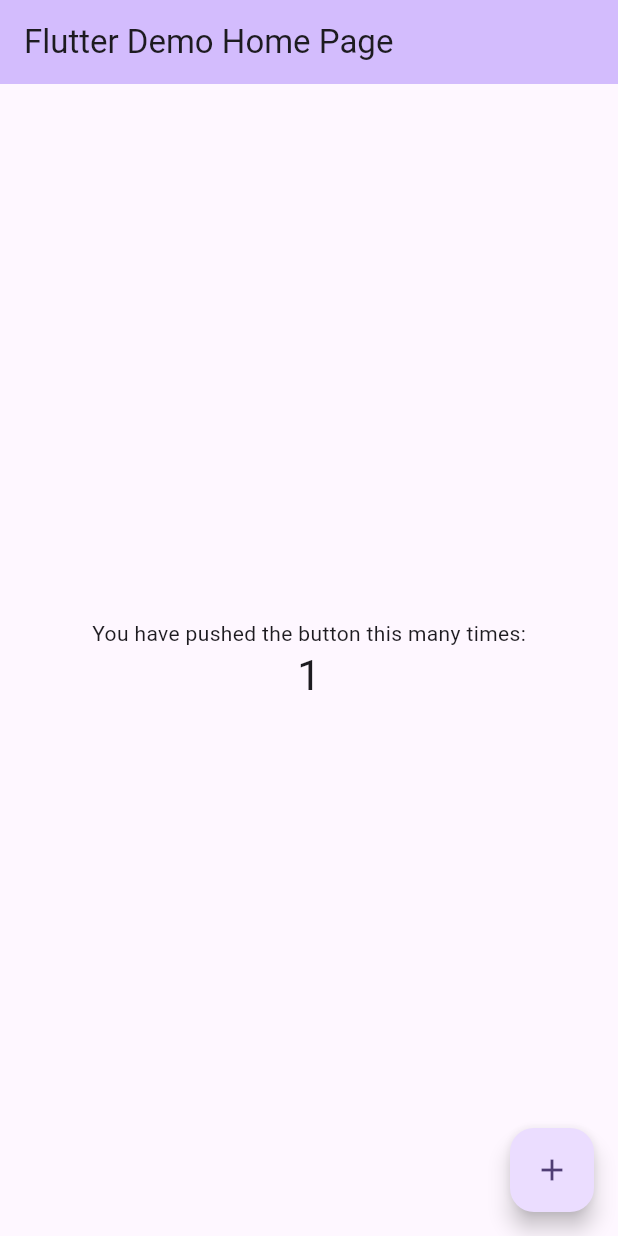
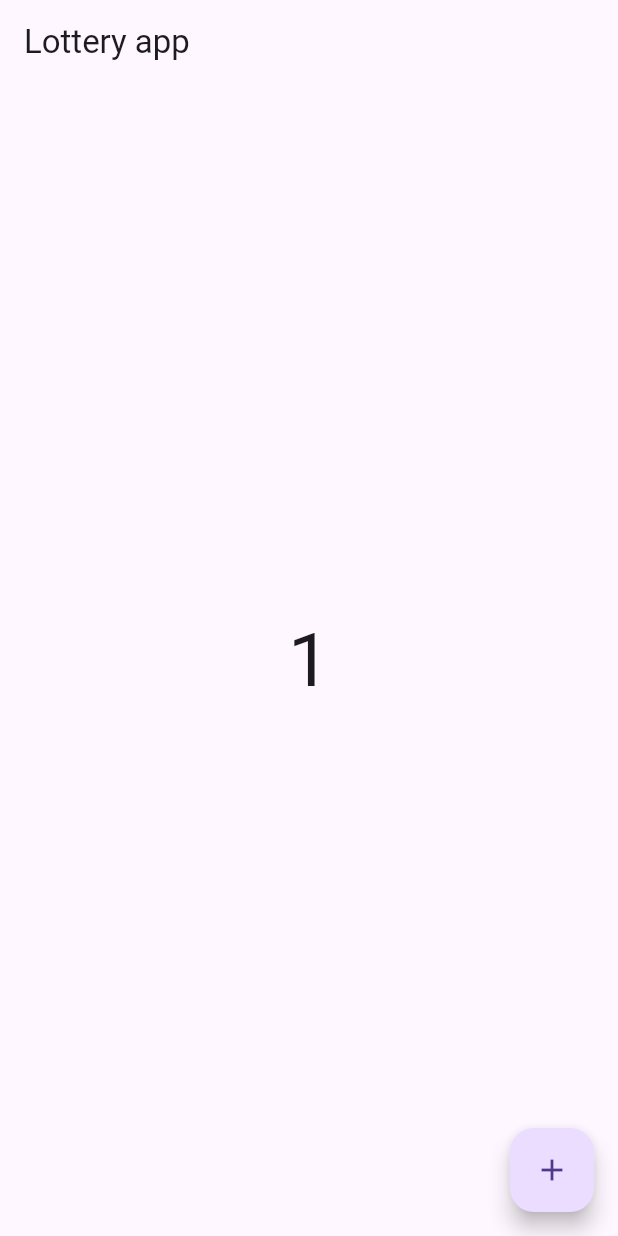
Before and after one commit to Abasalat/lottery_app_ch3, a Flutter app: the screen it shows after launch, after a tap on the "add" icon, on a phone screen of 412 x 824 dp. Run offline on Flutter 3.47's test engine with Material 3 defaults, Android fonts, the phone set to English and light mode, and no system bars.

Commit message:
statefull widget

```diff
--- a/lib/main.dart
+++ b/lib/main.dart
@@ -1,122 +1,40 @@
 import 'package:flutter/material.dart';
 
 void main() {
-  runApp(const MyApp());
+  runApp(Myapp());
 }
 
-class MyApp extends StatelessWidget {
-  const MyApp({super.key});
+class Myapp extends StatefulWidget {
+  const Myapp({super.key});
 
-  // This widget is the root of your application.
+  @override
+  State<Myapp> createState() => _MyWidgetState();
+}
+
+class _MyWidgetState extends State<Myapp> {
+  int x = 0;
+
   @override
   Widget build(BuildContext context) {
+    print('rebuild');
     return MaterialApp(
-      title: 'Flutter Demo',
-      theme: ThemeData(
-        // This is the theme of your application.
-        //
-        // TRY THIS: Try running your application with "flutter run". You'll see
-        // the application has a purple toolbar. Then, without quitting the app,
-        // try changing the seedColor in the colorScheme below to Colors.green
-        // and then invoke "hot reload" (save your changes or press the "hot
-        // reload" button in a Flutter-supported IDE, or press "r" if you used
-        // the command line to start the app).
-        //
-        // Notice that the counter didn't reset back to zero; the application
-        // state is not lost during the reload. To reset the state, use hot
-        // restart instead.
-        //
-        // This works for code too, not just values: Most code changes can be
-        // tested with just a hot reload.
-        colorScheme: ColorScheme.fromSeed(seedColor: Colors.deepPurple),
+      home: Scaffold(
+        appBar: AppBar(title: Text("Lottery app")),
+        body: SafeArea(
+          child: Center(
+            child: Text(x.toString(), style: TextStyle(fontSize: 50)),
+          ),
+        ),
+        floatingActionButton: FloatingActionButton(
+          onPressed: () {
+            x++;
+            setState(() {});
+            print('tab');
+            print(x.toString());
+          },
+          child: Icon(Icons.add),
+        ),
       ),
-      home: const MyHomePage(title: 'Flutter Demo Home Page'),
     );
   }
 }
-
-class MyHomePage extends StatefulWidget {
-  const MyHomePage({super.key, required this.title});
-
-  // This widget is the home page of your application. It is stateful, meaning
-  // that it has a State object (defined below) that contains fields that affect
-  // how it looks.
-
-  // This class is the configuration for the state. It holds the values (in this
-  // case the title) provided by the parent (in this case the App widget) and
-  // used by the build method of the State. Fields in a Widget subclass are
-  // always marked "final".
-
-  final String title;
-
-  @override
-  State<MyHomePage> createState() => _MyHomePageState();
-}
-
-class _MyHomePageState extends State<MyHomePage> {
-  int _counter = 0;
-
-  void _incrementCounter() {
-    setState(() {
-      // This call to setState tells the Flutter framework that something has
-      // changed in this State, which causes it to rerun the build method below
-      // so that the display can reflect the updated values. If we changed
-      // _counter without calling setState(), then the build method would not be
-      // called again, and so nothing would appear to happen.
-      _counter++;
-    });
-  }
-
-  @override
-  Widget build(BuildContext context) {
-    // This method is rerun every time setState is called, for instance as done
-    // by the _incrementCounter method above.
-    //
-    // The Flutter framework has been optimized to make rerunning build methods
-    // fast, so that you can just rebuild anything that needs updating rather
-    // than having to individually change instances of widgets.
-    return Scaffold(
-      appBar: AppBar(
-        // TRY THIS: Try changing the color here to a specific color (to
-        // Colors.amber, perhaps?) and trigger a hot reload to see the AppBar
-        // change color while the other colors stay the same.
-        backgroundColor: Theme.of(context).colorScheme.inversePrimary,
-        // Here we take the value from the MyHomePage object that was created by
-        // the App.build method, and use it to set our appbar title.
-        title: Text(widget.title),
-      ),
-      body: Center(
-        // Center is a layout widget. It takes a single child and positions it
-        // in the middle of the parent.
-        child: Column(
-          // Column is also a layout widget. It takes a list of children and
-          // arranges them vertically. By default, it sizes itself to fit its
-          // children horizontally, and tries to be as tall as its parent.
-          //
-          // Column has various properties to control how it sizes itself and
-          // how it positions its children. Here we use mainAxisAlignment to
-          // center the children vertically; the main axis here is the vertical
-          // axis because Columns are vertical (the cross axis would be
-          // horizontal).
-          //
-          // TRY THIS: Invoke "debug painting" (choose the "Toggle Debug Paint"
-          // action in the IDE, or press "p" in the console), to see the
-          // wireframe for each widget.
-          mainAxisAlignment: MainAxisAlignment.center,
-          children: <Widget>[
-            const Text('You have pushed the button this many times:'),
-            Text(
-              '$_counter',
-              style: Theme.of(context).textTheme.headlineMedium,
-            ),
-          ],
-        ),
-      ),
-      floatingActionButton: FloatingActionButton(
-        onPressed: _incrementCounter,
-        tooltip: 'Increment',
-        child: const Icon(Icons.add),
-      ), // This trailing comma makes auto-formatting nicer for build methods.
-    );
-  }
-}
```
